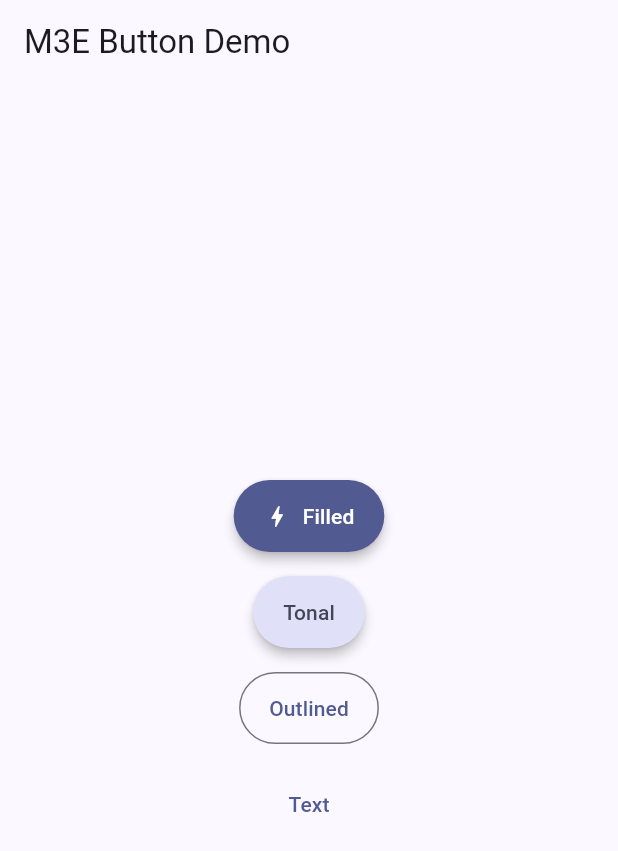
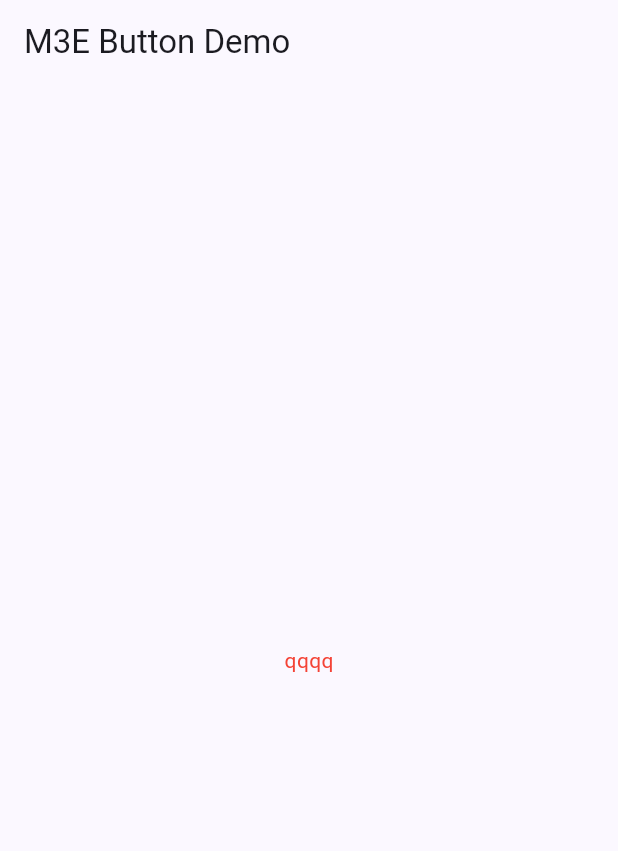
Before and after one commit to pochipochi-tudoi/package_sample, a Flutter app: the screen it shows after launch, on a phone screen of 412 x 824 dp. Shown: the top 851 px of the screen. Run offline on Flutter 3.47's test engine with Material 3 defaults, Android fonts, the phone set to English and light mode, and no system bars.

Commit message:
feat: add RedText widget and update DemoPage to use it

```diff
--- a/example/lib/main.dart
+++ b/example/lib/main.dart
@@ -29,32 +29,7 @@ class DemoPage extends StatelessWidget {
       body: Center(
         child: Column(
           mainAxisSize: MainAxisSize.min,
-          children: [
-            M3EButton(
-              label: const Text('Filled'),
-              onPressed: () {},
-              icon: const Icon(Icons.bolt),
-              variant: ButtonVariant.filled,
-            ),
-            const SizedBox(height: 16),
-            M3EButton(
-              label: const Text('Tonal'),
-              onPressed: () {},
-              variant: ButtonVariant.tonal,
-            ),
-            const SizedBox(height: 16),
-            M3EButton(
-              label: const Text('Outlined'),
-              onPressed: () {},
-              variant: ButtonVariant.outlined,
-            ),
-            const SizedBox(height: 16),
-            M3EButton(
-              label: const Text('Text'),
-              onPressed: () {},
-              variant: ButtonVariant.text,
-            ),
-          ],
+          children: [RedText(text: 'qqqq')],
         ),
       ),
     );
--- a/lib/m3e_sample.dart
+++ b/lib/m3e_sample.dart
@@ -1,3 +1,4 @@
 library m3e_sample;
 
 export 'src/m3e_button.dart';
+export 'src/text.dart';
--- /dev/null
+++ b/lib/src/text.dart
@@ -0,0 +1,11 @@
+import 'package:flutter/material.dart';
+
+class RedText extends StatelessWidget {
+  final String text;
+  const RedText({super.key, required this.text});
+
+  @override
+  Widget build(BuildContext context) {
+    return Text(text, style: TextStyle(color: Colors.red));
+  }
+}
```
